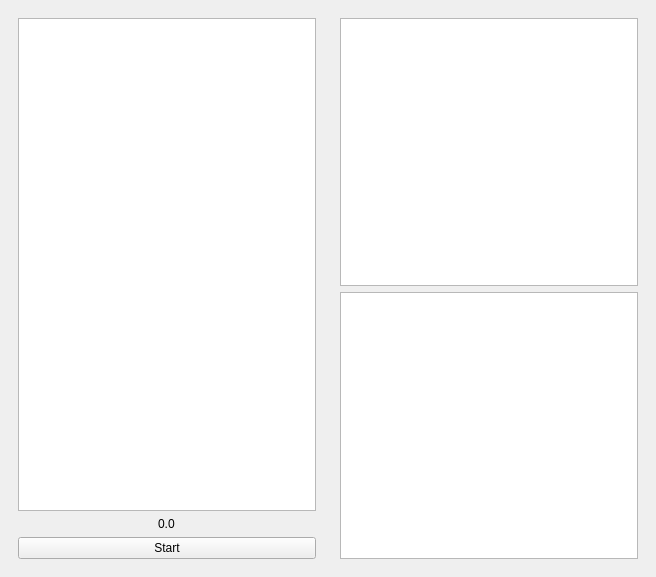
The window that ui/blind_trainer.ui (Lykos/cube_trainer) describes before a commit, drawn with Qt 5.
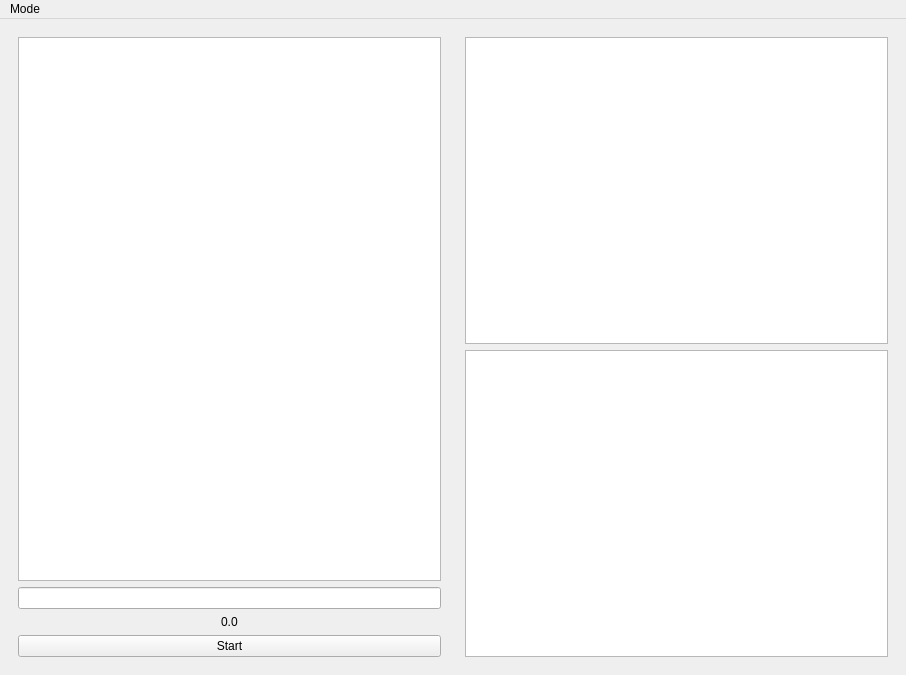
The same window after the commit.

Commit message: Preparation for multiple modes

Patch:
```diff
--- a/ui/blind_trainer.ui
+++ b/ui/blind_trainer.ui
@@ -6,8 +6,8 @@
    <rect>
     <x>0</x>
     <y>0</y>
-    <width>656</width>
-    <height>577</height>
+    <width>906</width>
+    <height>675</height>
    </rect>
   </property>
   <property name="windowTitle">
@@ -19,7 +19,10 @@
      <widget class="QWidget" name="game" native="true">
       <layout class="QVBoxLayout" name="verticalLayout_2">
        <item>
-        <widget class="QGraphicsView" name="cubie_view"/>
+        <widget class="QGraphicsView" name="cube_view"/>
+       </item>
+       <item>
+        <widget class="QLineEdit" name="input"/>
        </item>
        <item alignment="Qt::AlignHCenter">
         <widget class="QLabel" name="stop_watch">
@@ -52,6 +55,40 @@
     </item>
    </layout>
   </widget>
+  <widget class="QMenuBar" name="menuBar">
+   <property name="geometry">
+    <rect>
+     <x>0</x>
+     <y>0</y>
+     <width>906</width>
+     <height>25</height>
+    </rect>
+   </property>
+   <widget class="QMenu" name="menuMode">
+    <property name="title">
+     <string>Mode</string>
+    </property>
+    <addaction name="actionLettes_to_words"/>
+    <addaction name="actionPiece_recognition"/>
+    <addaction name="action2_sided_PLL"/>
+   </widget>
+   <addaction name="menuMode"/>
+  </widget>
+  <action name="actionLettes_to_words">
+   <property name="text">
+    <string>lettes to words</string>
+   </property>
+  </action>
+  <action name="actionPiece_recognition">
+   <property name="text">
+    <string>piece recognition</string>
+   </property>
+  </action>
+  <action name="action2_sided_PLL">
+   <property name="text">
+    <string>2-sided PLL</string>
+   </property>
+  </action>
  </widget>
  <resources/>
  <connections>
```
The commit also changes 1 other file.
